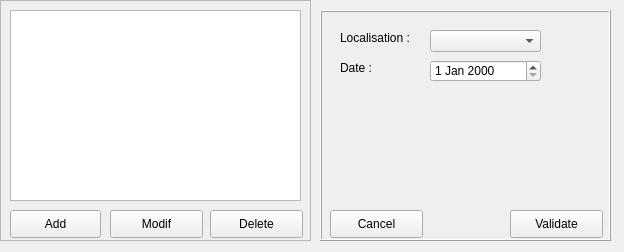
anselmia/pump, file UI/history.ui: the form before one commit.
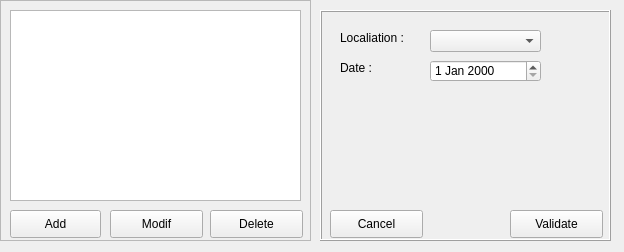
The form after the commit.

The edit to the form file:
```diff
--- a/UI/history.ui
+++ b/UI/history.ui
@@ -65,7 +65,7 @@
       </rect>
      </property>
      <property name="text">
-      <string>Localisation :</string>
+      <string>Localiation :</string>
      </property>
     </widget>
     <widget class="QLabel" name="label_2">
```
Left out of the diff: 2 changed lines with no effect on the pictures.
